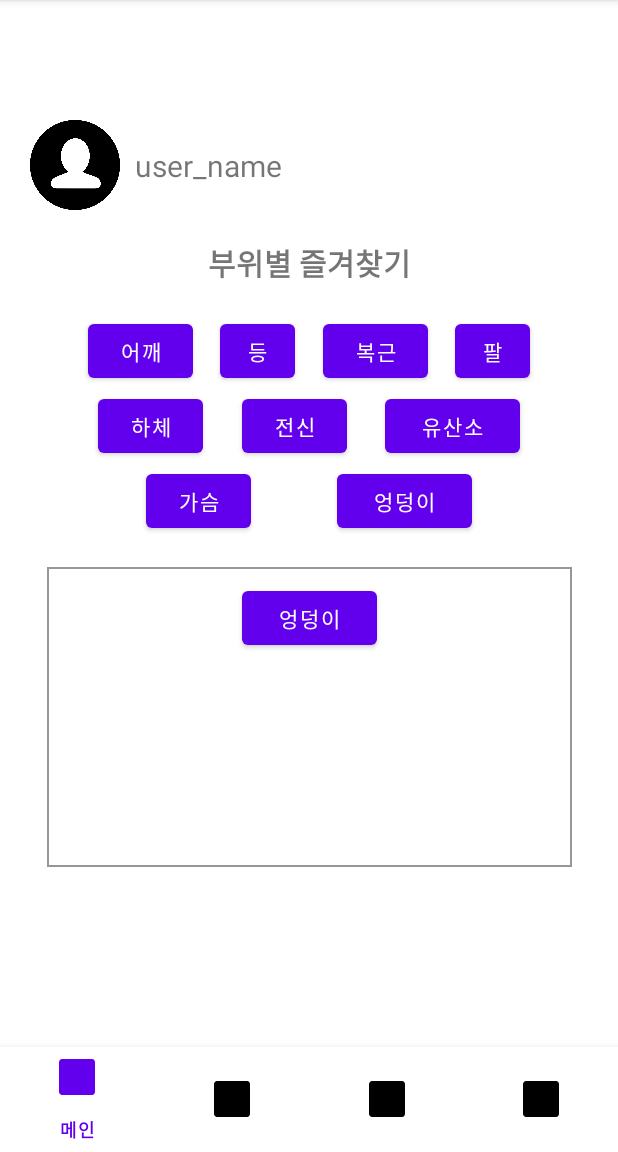
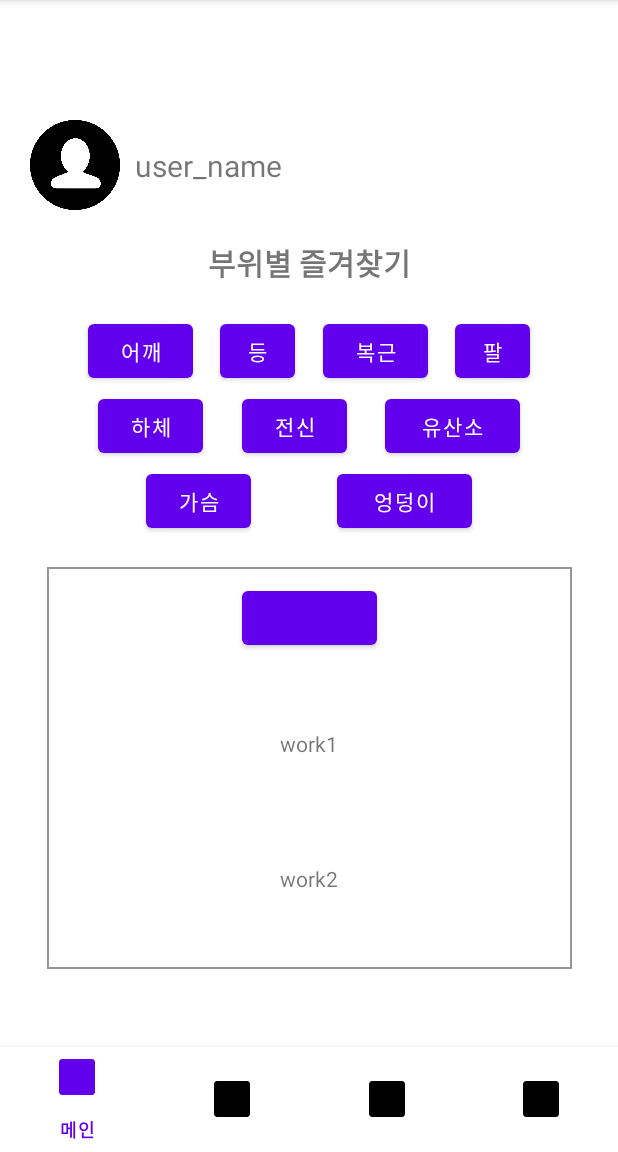
Before and after one commit to HealthperDevelopers/Android_Healtper, an Android app: the fragment FavoritesMypageFragment placed in its activity, on a phone screen of 412 x 824 dp, the part 84-1236 px from its top. Run offline under Robolectric (Android 15) with nearby library versions, the phone set to English and light mode, and no system bars.

Commit message:
dynamic xml using linear layout

```diff
--- a/app/src/main/res/layout/fragment_mypage_favorites.xml
+++ b/app/src/main/res/layout/fragment_mypage_favorites.xml
@@ -143,27 +143,40 @@
         android:layout_marginTop="120dp"
         android:layout_marginEnd="40dp"
         />
-    <ImageView
-        android:id="@+id/rectangle"
+    <LinearLayout
+        android:id="@+id/mypagefav_llo"
         android:layout_width="350dp"
-        android:layout_height="200dp"
-        android:src="@drawable/rectangle"
+        android:layout_height="wrap_content"
         app:layout_constraintTop_toBottomOf="@id/mypagefav_hip_bt"
         app:layout_constraintEnd_toEndOf="parent"
         app:layout_constraintStart_toStartOf="parent"
-        android:layout_marginTop="20dp">
+        android:layout_marginTop="20dp"
+        android:orientation="vertical"
+        android:gravity="center"
+        android:background="@drawable/rectangle"
+        >
+        <Button
+            android:id="@+id/mypagefav_pick_bt"
+            android:layout_width="90dp"
+            android:layout_height="wrap_content"
+            android:text=""
+            android:layout_marginTop="10dp"
+            />
 
-    </ImageView>
+        <TextView
+            android:id="@+id/mypagefav_work1_tv"
+            android:layout_width="wrap_content"
+            android:layout_height="50dp"
+            android:text="work1"
+            android:layout_marginTop="50dp"
+            android:layout_marginBottom="20dp"/>
 
-    <Button
-        android:id="@+id/mypagefav_pick_bt"
-        android:layout_width="90dp"
-        android:layout_height="wrap_content"
-        android:text="엉덩이"
-        app:layout_constraintTop_toTopOf="@id/rectangle"
-        app:layout_constraintStart_toStartOf="@id/rectangle"
-        app:layout_constraintEnd_toEndOf="@id/rectangle"
-        android:layout_marginTop="10dp"
-        />
-
+        <TextView
+            android:id="@+id/mypagefav_work2_tv"
+            android:layout_width="wrap_content"
+            android:layout_height="50dp"
+            android:text="work2"
+            android:layout_marginTop="20dp"
+            android:layout_marginBottom="20dp"/>
+    </LinearLayout>
 </androidx.constraintlayout.widget.ConstraintLayout>
```
